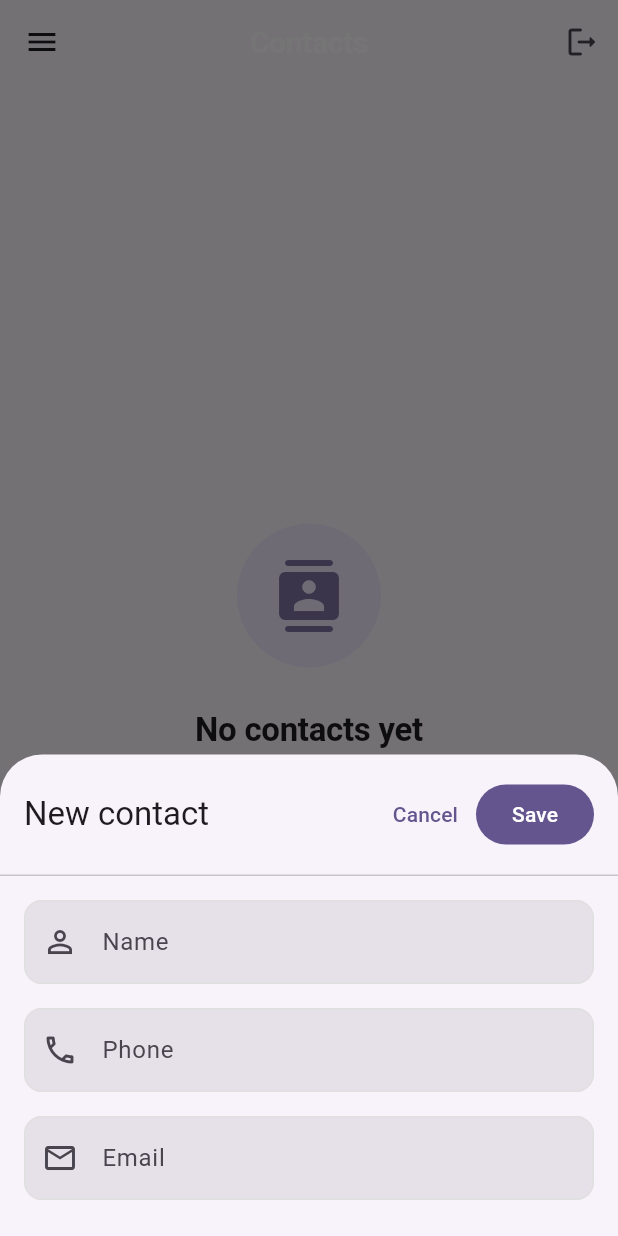
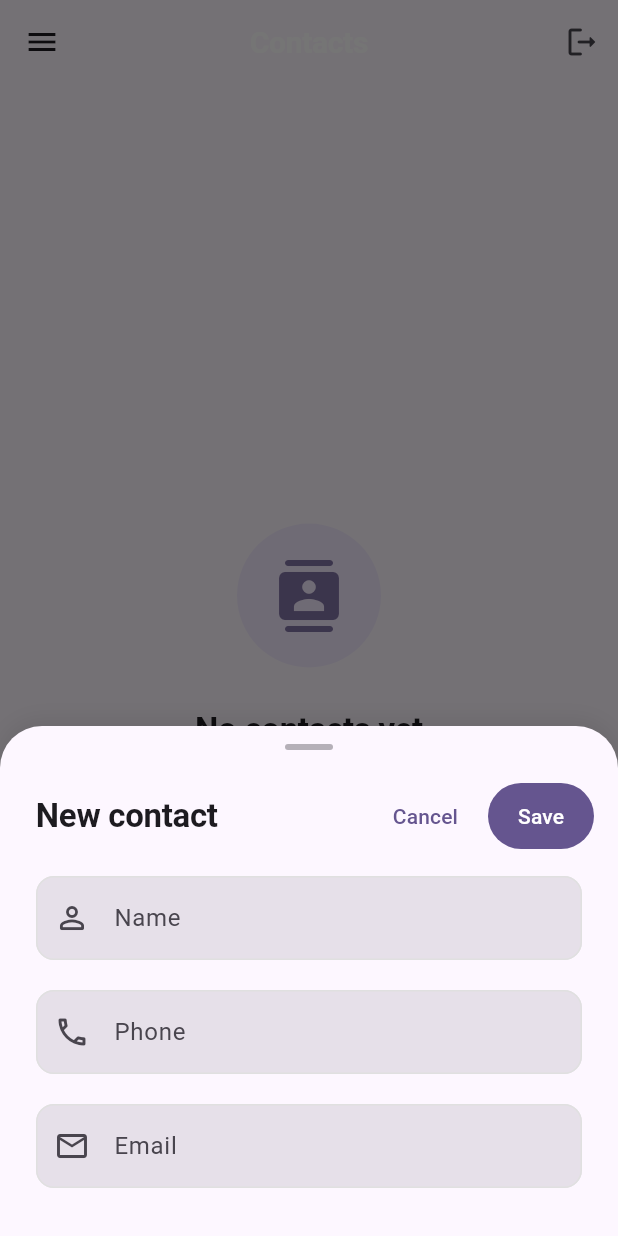
Before and after one commit to kairosAres755/Contacts-management-by-Flutter, a Flutter app: the screen it shows once a user with an empty profile is signed in, after a tap on the "add" icon, on a phone screen of 412 x 824 dp. Run offline on Flutter 3.47's test engine with Material 3 defaults, Android fonts, the phone set to English and light mode, and no system bars; our stand-ins replace cloud_firestore, firebase_auth, firebase_core, google_sign_in; accounts and stored records are empty.

Commit message:
more good

```diff
--- a/lib/screens/add_contact_screen.dart
+++ b/lib/screens/add_contact_screen.dart
@@ -17,6 +17,7 @@ class AddContactScreen extends StatefulWidget {
       context: context,
       isScrollControlled: true,
       useSafeArea: true,
+      backgroundColor: Colors.transparent,
       builder: (context) => AddContactScreen(contact: contact),
     );
   }
@@ -69,54 +70,89 @@ class _AddContactScreenState extends State<AddContactScreen> {
   @override
   Widget build(BuildContext context) {
     final isEditing = widget.contact != null;
-    return Padding(
-      padding: EdgeInsets.only(
-        bottom: MediaQuery.of(context).viewInsets.bottom,
+    final theme = Theme.of(context);
+    final bottomInset = MediaQuery.of(context).viewInsets.bottom;
+
+    return Container(
+      decoration: BoxDecoration(
+        color: theme.colorScheme.surface,
+        borderRadius: const BorderRadius.vertical(top: Radius.circular(28)),
+        boxShadow: [
+          BoxShadow(
+            color: Colors.black.withOpacity(0.08),
+            blurRadius: 12,
+            offset: const Offset(0, -4),
           ),
+        ],
+      ),
+      child: Padding(
+        padding: EdgeInsets.only(bottom: bottomInset),
         child: Form(
           key: _formKey,
           child: Column(
             mainAxisSize: MainAxisSize.min,
             crossAxisAlignment: CrossAxisAlignment.stretch,
             children: [
+              const SizedBox(height: 12),
+              Center(
+                child: Container(
+                  width: 32,
+                  height: 4,
+                  decoration: BoxDecoration(
+                    color: theme.colorScheme.onSurfaceVariant.withOpacity(0.4),
+                    borderRadius: BorderRadius.circular(2),
+                  ),
+                ),
+              ),
               Padding(
-              padding: const EdgeInsets.all(16),
+                padding: const EdgeInsets.fromLTRB(24, 20, 16, 8),
                 child: Row(
                   children: [
                     Text(
                       isEditing ? 'Edit contact' : 'New contact',
-                    style: Theme.of(context).textTheme.titleLarge,
+                      style: theme.textTheme.titleLarge?.copyWith(
+                        fontWeight: FontWeight.w600,
+                        letterSpacing: -0.2,
+                      ),
                     ),
                     const Spacer(),
                     TextButton(
                       onPressed: () => Navigator.of(context).pop(),
                       child: const Text('Cancel'),
                     ),
+                    const SizedBox(width: 8),
                     FilledButton(
                       onPressed: _saving ? null : _save,
+                      style: FilledButton.styleFrom(
+                        padding: const EdgeInsets.symmetric(horizontal: 20, vertical: 12),
+                        minimumSize: const Size(0, 44),
+                      ),
                       child: _saving
-                        ? const SizedBox(
-                            width: 20,
-                            height: 20,
-                            child: CircularProgressIndicator(strokeWidth: 2),
+                          ? SizedBox(
+                              width: 22,
+                              height: 22,
+                              child: CircularProgressIndicator(
+                                strokeWidth: 2,
+                                color: theme.colorScheme.onPrimary,
+                              ),
                             )
                           : Text(isEditing ? 'Update' : 'Save'),
                     ),
                   ],
                 ),
               ),
-            const Divider(height: 1),
-            Padding(
-              padding: const EdgeInsets.fromLTRB(16, 16, 16, 24),
+              Flexible(
+                child: SingleChildScrollView(
+                  padding: const EdgeInsets.fromLTRB(24, 8, 24, 32),
                   child: Column(
+                    crossAxisAlignment: CrossAxisAlignment.stretch,
                     children: [
                       TextFormField(
                         controller: _nameController,
                         decoration: const InputDecoration(
                           labelText: 'Name',
                           hintText: 'Full name',
-                      prefixIcon: Icon(Icons.person_outline),
-                      border: OutlineInputBorder(),
+                          prefixIcon: Icon(Icons.person_outline_rounded, size: 24),
                         ),
                         textCapitalization: TextCapitalization.words,
                         validator: (v) {
@@ -124,32 +160,32 @@ class _AddContactScreenState extends State<AddContactScreen> {
                           return null;
                         },
                       ),
-                  const SizedBox(height: 16),
+                      const SizedBox(height: 20),
                       TextFormField(
                         controller: _phoneController,
                         decoration: const InputDecoration(
                           labelText: 'Phone',
                           hintText: 'Phone number',
-                      prefixIcon: Icon(Icons.phone_outlined),
-                      border: OutlineInputBorder(),
+                          prefixIcon: Icon(Icons.phone_outlined, size: 24),
                         ),
                         keyboardType: TextInputType.phone,
                       ),
-                  const SizedBox(height: 16),
+                      const SizedBox(height: 20),
                       TextFormField(
                         controller: _emailController,
                         decoration: const InputDecoration(
                           labelText: 'Email',
                           hintText: 'Email address',
-                      prefixIcon: Icon(Icons.email_outlined),
-                      border: OutlineInputBorder(),
+                          prefixIcon: Icon(Icons.email_outlined, size: 24),
                         ),
                         keyboardType: TextInputType.emailAddress,
                       ),
                     ],
                   ),
                 ),
+              ),
             ],
+          ),
         ),
       ),
     );
--- a/lib/screens/login_screen.dart
+++ b/lib/screens/login_screen.dart
@@ -109,41 +109,56 @@ class _LoginScreenState extends State<LoginScreen> {
 
   @override
   Widget build(BuildContext context) {
+    final theme = Theme.of(context);
+    final colorScheme = theme.colorScheme;
+    final textTheme = theme.textTheme;
+
     return Scaffold(
       body: SafeArea(
         child: Center(
-          child: Padding(
+          child: SingleChildScrollView(
             padding: const EdgeInsets.symmetric(horizontal: 32),
             child: Column(
               mainAxisAlignment: MainAxisAlignment.center,
               children: [
-                Icon(
-                  Icons.contacts_rounded,
-                  size: 80,
-                  color: Theme.of(context).colorScheme.primary,
+                Container(
+                  width: 96,
+                  height: 96,
+                  decoration: BoxDecoration(
+                    color: colorScheme.primaryContainer.withOpacity(0.5),
+                    shape: BoxShape.circle,
+                  ),
+                  child: Icon(
+                    Icons.contacts_rounded,
+                    size: 48,
+                    color: colorScheme.primary,
+                  ),
                 ),
-                const SizedBox(height: 24),
+                const SizedBox(height: 32),
                 Text(
                   'Contacts',
-                  style: Theme.of(context).textTheme.headlineMedium?.copyWith(
-                        fontWeight: FontWeight.bold,
-                      ),
+                  style: textTheme.headlineMedium?.copyWith(
+                    fontWeight: FontWeight.w600,
+                    letterSpacing: -0.5,
+                  ),
+                  textAlign: TextAlign.center,
                 ),
-                const SizedBox(height: 8),
+                const SizedBox(height: 10),
                 Text(
                   'Sign in with your Google account to continue',
-                  style: Theme.of(context).textTheme.bodyMedium?.copyWith(
-                        color: Theme.of(context).colorScheme.onSurfaceVariant,
-                      ),
+                  style: textTheme.bodyMedium?.copyWith(
+                    color: colorScheme.onSurfaceVariant,
+                    height: 1.4,
+                  ),
                   textAlign: TextAlign.center,
                 ),
                 const SizedBox(height: 48),
                 if (_errorMessage != null) ...[
                   Container(
-                    padding: const EdgeInsets.all(16),
+                    padding: const EdgeInsets.all(20),
                     decoration: BoxDecoration(
-                      color: Theme.of(context).colorScheme.errorContainer,
-                      borderRadius: BorderRadius.circular(8),
+                      color: colorScheme.errorContainer,
+                      borderRadius: BorderRadius.circular(12),
                     ),
                     child: Column(
                       crossAxisAlignment: CrossAxisAlignment.start,
@@ -151,18 +166,17 @@ class _LoginScreenState extends State<LoginScreen> {
                         Row(
                           children: [
                             Icon(
-                              Icons.error_outline,
-                              color: Theme.of(context).colorScheme.onErrorContainer,
+                              Icons.error_outline_rounded,
+                              color: colorScheme.onErrorContainer,
                               size: 24,
                             ),
-                            const SizedBox(width: 8),
+                            const SizedBox(width: 12),
                             Expanded(
                               child: Text(
                                 _errorTitle,
-                                style: TextStyle(
-                                  color: Theme.of(context).colorScheme.onErrorContainer,
-                                  fontSize: 16,
-                                  fontWeight: FontWeight.bold,
+                                style: textTheme.titleSmall?.copyWith(
+                                  color: colorScheme.onErrorContainer,
+                                  fontWeight: FontWeight.w600,
                                 ),
                               ),
                             ),
@@ -171,20 +185,20 @@ class _LoginScreenState extends State<LoginScreen> {
                         const SizedBox(height: 12),
                         Text(
                           _errorMessage!,
-                          style: TextStyle(
-                            color: Theme.of(context).colorScheme.onErrorContainer,
+                          style: textTheme.bodySmall?.copyWith(
+                            color: colorScheme.onErrorContainer,
+                            height: 1.4,
                             fontSize: 13,
-                            height: 1.4,
                           ),
                         ),
                       ],
                     ),
                   ),
-                  const SizedBox(height: 24),
+                  const SizedBox(height: 28),
                 ],
                 SizedBox(
                   width: double.infinity,
-                  height: 52,
+                  height: 56,
                   child: FilledButton.icon(
                     onPressed: _isLoading ? null : _signInWithGoogle,
                     icon: _isLoading
@@ -193,15 +207,19 @@ class _LoginScreenState extends State<LoginScreen> {
                             height: 24,
                             child: CircularProgressIndicator(
                               strokeWidth: 2,
-                              color: Theme.of(context).colorScheme.onPrimary,
+                              color: colorScheme.onPrimary,
                             ),
                           )
-                        : const Icon(Icons.g_mobiledata, size: 28),
+                        : const Icon(Icons.g_mobiledata_rounded, size: 28),
                     label: Text(_isLoading ? 'Signing in…' : 'Continue with Google'),
                     style: FilledButton.styleFrom(
                       backgroundColor: Colors.white,
                       foregroundColor: Colors.black87,
-                      side: BorderSide(color: Colors.grey.shade300),
+                      side: BorderSide(color: Colors.grey.shade300, width: 1),
+                      shape: RoundedRectangleBorder(
+                        borderRadius: BorderRadius.circular(12),
+                      ),
+                      padding: const EdgeInsets.symmetric(horizontal: 24),
                     ),
                   ),
                 ),
```
Lines whose indentation alone changed are shown as unchanged.
